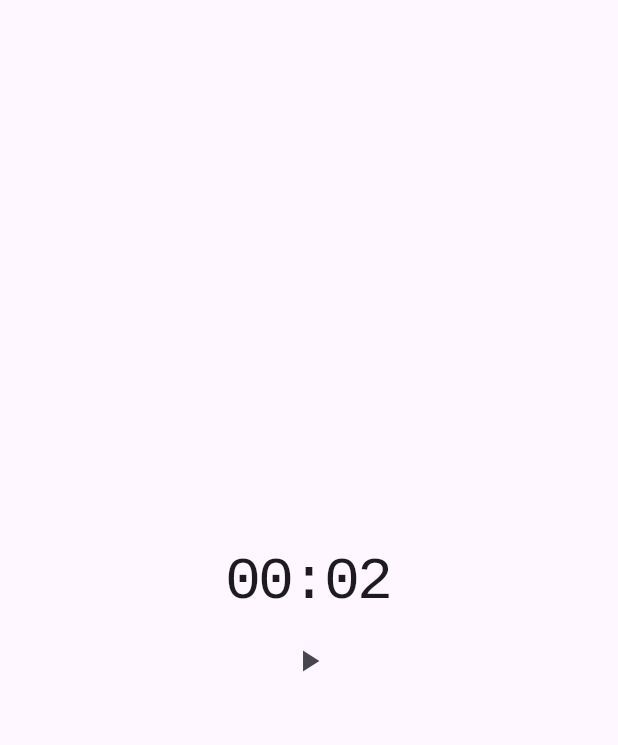
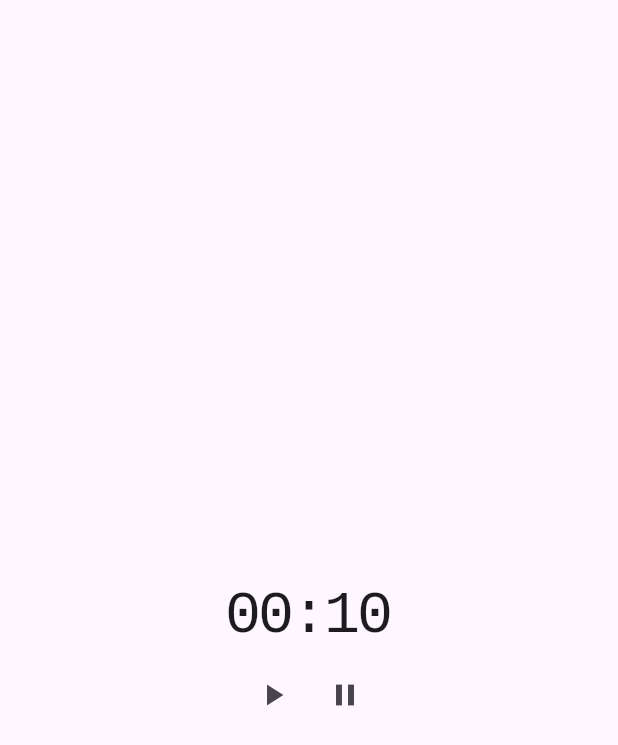
Before and after one commit to 10Pines/bonsai-equipo-estrellita, a Flutter app: the screen it shows after launch, on a phone screen of 412 x 824 dp. Shown: the top 745 px of the screen. Run offline on Flutter 3.47's test engine with Material 3 defaults, Android fonts, the light colour scheme and no system bars; our stand-ins replace audioplayers; missing offline and left inert: pausable_timer.

Commit message:
Agrega paquete de pausable timer y el boton con opcion de pausa

```diff
--- a/lib/main.dart
+++ b/lib/main.dart
@@ -2,6 +2,7 @@ import 'dart:async';
 
 import 'package:flutter/material.dart';
 import 'package:audioplayers/audioplayers.dart';
+import 'package:pausable_timer/pausable_timer.dart';
 
 void main() {
   runApp(const MainApp());
@@ -20,7 +21,7 @@ class _MainAppState extends State<MainApp> {
     return const MaterialApp(
       home: Scaffold(
         body: Center(
-          child: TimerDisplay(limit: 2),
+          child: TimerDisplay(limit: 10),
         ),
       ),
     );
@@ -37,9 +38,9 @@ class TimerDisplay extends StatefulWidget {
 
 class _TimerDisplayState extends State<TimerDisplay>
     with TickerProviderStateMixin {
-  Timer? activeTimer;
   late AnimationController controller;
   final player = AudioPlayer();
+  PausableTimer? activeTimer;
 
   @override
   void initState() {
@@ -57,11 +58,16 @@ class _TimerDisplayState extends State<TimerDisplay>
   }
 
   void initTimer() {
-    setState(() {
     activeTimer?.cancel();
-      activeTimer = Timer.periodic(const Duration(seconds: 1), _tick);
+    activeTimer = PausableTimer(const Duration(seconds: 10), () => {});
     controller.reset();
     controller.forward();
+  }
+
+  void pauseTimer() {
+    setState(() {
+      activeTimer?.pause();
+      controller.stop();
     });
   }
 
@@ -86,9 +92,13 @@ class _TimerDisplayState extends State<TimerDisplay>
         ),
         Padding(
           padding: const EdgeInsets.all(24.0),
+          child: Container(
+            width: 150,
+            height: 150,
             child: Column(
               mainAxisSize: MainAxisSize.min,
               crossAxisAlignment: CrossAxisAlignment.center,
+              mainAxisAlignment: MainAxisAlignment.end,
               children: [
                 AnimatedBuilder(
                   animation: controller,
@@ -103,13 +113,25 @@ class _TimerDisplayState extends State<TimerDisplay>
                     ),
                   ),
                 ),
+                Row(
+                  mainAxisAlignment: MainAxisAlignment.center,
+                  children: [
                     IconButton(
                       onPressed: () {
                         initTimer();
                       },
                       icon: const Icon(Icons.play_arrow),
                     ),
+                    IconButton(
+                      onPressed: () {
+                        pauseTimer();
+                      },
+                      icon: const Icon(Icons.pause),
+                    ),
                   ],
+                ),
+              ],
+            ),
           ),
         ),
       ],
--- a/pubspec.yaml
+++ b/pubspec.yaml
@@ -10,6 +10,7 @@ dependencies:
   flutter:
     sdk: flutter
   audioplayers: ^6.1.0
+  pausable_timer: ^3.1.0+3
 
 dev_dependencies:
   flutter_test:
```
Lines whose indentation alone changed are shown as unchanged.
